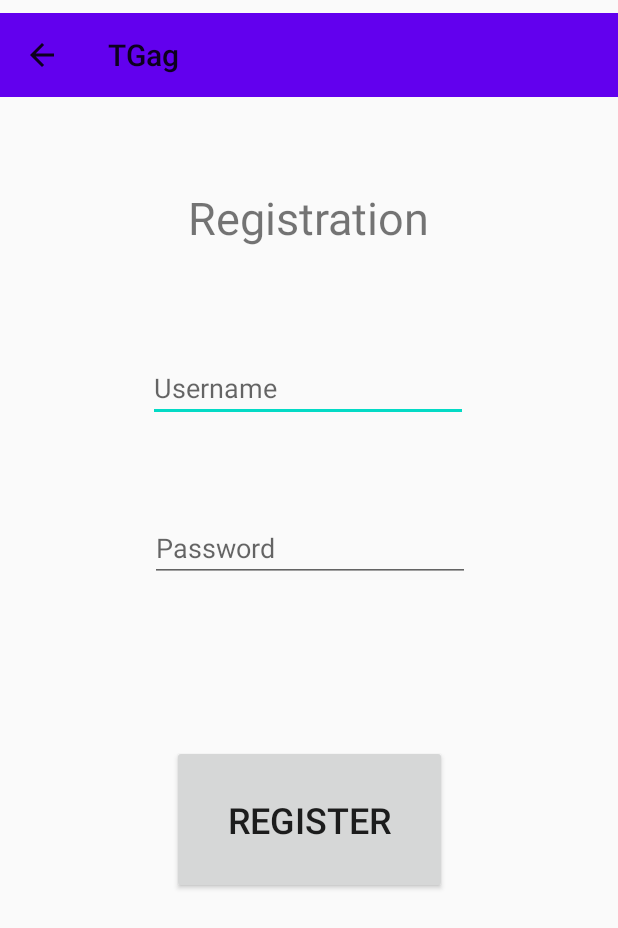
After one commit to veryrandomname/tgagapp, an Android app: the Register screen opened directly, with no data from a screen before it, on a phone screen of 412 x 824 dp. The commit adds this screen. Shown: the top 928 px of the screen. Run offline under Robolectric (Android 15) with nearby library versions, the phone set to English and light mode, and no system bars; our stand-ins replace Volley; network calls fail.

Commit message:
before destructive change

```diff
--- /dev/null
+++ b/app/src/main/java/com/tgag/tgag/Register.kt
@@ -0,0 +1,62 @@
+package com.tgag.tgag
+
+import android.app.Activity
+import android.content.Intent
+import android.graphics.Color
+import android.os.Bundle
+import android.widget.Button
+import androidx.appcompat.app.AppCompatActivity
+import com.android.volley.Request
+import com.android.volley.Response
+import com.android.volley.toolbox.JsonObjectRequest
+import kotlinx.android.synthetic.main.activity_register.*
+import org.json.JSONObject
+
+
+class Register : AppCompatActivity() {
+    //private val baseurl: String = "https://tgag.app"
+    private val baseurl: String = "http://192.168.1.116:5000"
+
+
+    override fun onCreate(savedInstanceState: Bundle?) {
+        super.onCreate(savedInstanceState)
+        setContentView(R.layout.activity_register)
+
+        setSupportActionBar(findViewById(R.id.toolbar3))
+        supportActionBar?.setDisplayHomeAsUpEnabled(true)
+
+        val button: Button = findViewById(R.id.register_button)
+        button.setOnClickListener {
+            // Do something in response to button click
+
+            val url = "$baseurl/merge_app_user"
+            val jsonBody = JSONObject()
+
+            //val pref = getPreferences(Context.MODE_PRIVATE)
+            //jsonBody.put("old_username", pref.getString("id", null))
+            jsonBody.put("old_username", intent.getStringExtra("old_username"))
+            jsonBody.put("username", username_input.text)
+            jsonBody.put("password", password_input.text)
+
+            val jsonObjectRequest = JsonObjectRequest(
+                Request.Method.POST, url, jsonBody,
+                Response.Listener { response ->
+                    val resultIntent = Intent()
+                    resultIntent.putExtra("new_id", username_input.text)
+                    resultIntent.putExtra("new_pw", password_input.text)
+                    setResult(Activity.RESULT_OK, resultIntent)
+                    finish()
+                },
+                Response.ErrorListener { error ->
+                    // TODO: Handle error
+                    textView3.text = "Username taken"
+                    textView3.setTextColor(Color.RED)
+                }
+            )
+
+            Client.getQueue(applicationContext).add(jsonObjectRequest)
+        }
+
+    }
+
+}
--- /dev/null
+++ b/app/src/main/res/layout/activity_register.xml
@@ -0,0 +1,85 @@
+<?xml version="1.0" encoding="utf-8"?>
+<androidx.constraintlayout.widget.ConstraintLayout xmlns:android="http://schemas.android.com/apk/res/android"
+    xmlns:app="http://schemas.android.com/apk/res-auto"
+    xmlns:tools="http://schemas.android.com/tools"
+    android:layout_width="match_parent"
+    android:layout_height="match_parent"
+    tools:context=".Register">
+
+    <androidx.appcompat.widget.Toolbar
+        android:id="@+id/toolbar3"
+        android:layout_width="match_parent"
+        android:layout_height="wrap_content"
+        android:layout_marginBottom="51dp"
+        android:background="?attr/colorPrimary"
+        android:minHeight="?attr/actionBarSize"
+        android:theme="?attr/actionBarTheme"
+        app:layout_constraintBottom_toTopOf="@+id/textView3"
+        app:layout_constraintEnd_toEndOf="parent"
+        app:layout_constraintStart_toStartOf="parent"
+        app:layout_constraintTop_toTopOf="parent" />
+
+    <EditText
+        android:id="@+id/username_input"
+        android:layout_width="wrap_content"
+        android:layout_height="wrap_content"
+        android:layout_marginStart="100dp"
+        android:layout_marginTop="24dp"
+        android:layout_marginEnd="100dp"
+        android:layout_marginBottom="23dp"
+        android:ems="10"
+        android:hint="Username"
+        android:inputType="textPersonName"
+        app:layout_constraintBottom_toTopOf="@+id/password_input"
+        app:layout_constraintEnd_toEndOf="parent"
+        app:layout_constraintHorizontal_bias="1.0"
+        app:layout_constraintStart_toStartOf="parent"
+        app:layout_constraintTop_toBottomOf="@+id/textView3" />
+
+    <EditText
+        android:id="@+id/password_input"
+        android:layout_width="wrap_content"
+        android:layout_height="wrap_content"
+        android:layout_marginStart="100dp"
+        android:layout_marginTop="24dp"
+        android:layout_marginEnd="100dp"
+        android:layout_marginBottom="70dp"
+        android:ems="10"
+        android:hint="Password"
+        android:inputType="textPassword"
+        app:layout_constraintBottom_toTopOf="@+id/register_button"
+        app:layout_constraintEnd_toEndOf="parent"
+        app:layout_constraintHorizontal_bias="0.0"
+        app:layout_constraintStart_toStartOf="parent"
+        app:layout_constraintTop_toBottomOf="@+id/username_input" />
+
+    <Button
+        android:id="@+id/register_button"
+        android:layout_width="183dp"
+        android:layout_height="99dp"
+        android:layout_marginStart="160dp"
+        android:layout_marginTop="24dp"
+        android:layout_marginEnd="160dp"
+        android:layout_marginBottom="213dp"
+        android:text="Register"
+        android:textSize="24sp"
+        app:layout_constraintBottom_toBottomOf="parent"
+        app:layout_constraintEnd_toEndOf="parent"
+        app:layout_constraintStart_toStartOf="parent"
+        app:layout_constraintTop_toBottomOf="@+id/password_input" />
+
+    <TextView
+        android:id="@+id/textView3"
+        android:layout_width="wrap_content"
+        android:layout_height="wrap_content"
+        android:layout_marginStart="125dp"
+        android:layout_marginTop="110dp"
+        android:layout_marginEnd="125dp"
+        android:layout_marginBottom="32dp"
+        android:text="Registration"
+        android:textSize="30sp"
+        app:layout_constraintBottom_toTopOf="@+id/username_input"
+        app:layout_constraintEnd_toEndOf="parent"
+        app:layout_constraintStart_toStartOf="parent"
+        app:layout_constraintTop_toTopOf="parent" />
+</androidx.constraintlayout.widget.ConstraintLayout>
--- a/app/src/main/res/menu/menu.xml
+++ b/app/src/main/res/menu/menu.xml
@@ -12,9 +12,5 @@
             app:showAsAction="never"
             />
 
-        <item
-            android:id="@+id/settings"
-            android:title="@string/settings"
-            app:showAsAction="never"
-            />
+
 </menu>
```
Also changed, not shown: app/src/main/AndroidManifest.xml (+6 -5 lines), app/src/main/java/com/tgag/tgag/Client.kt (added, +156 -0 lines), app/src/main/java/com/tgag/tgag/MainActivity.kt (+48 -55 lines), app/src/main/java/com/tgag/tgag/Upload.kt (deleted, +0 -33 lines), app/src/main/res/layout/activity_upload.xml (deleted, +0 -20 lines), app/src/main/res/menu/unregistered_menu.xml (added, +12 -0 lines).
